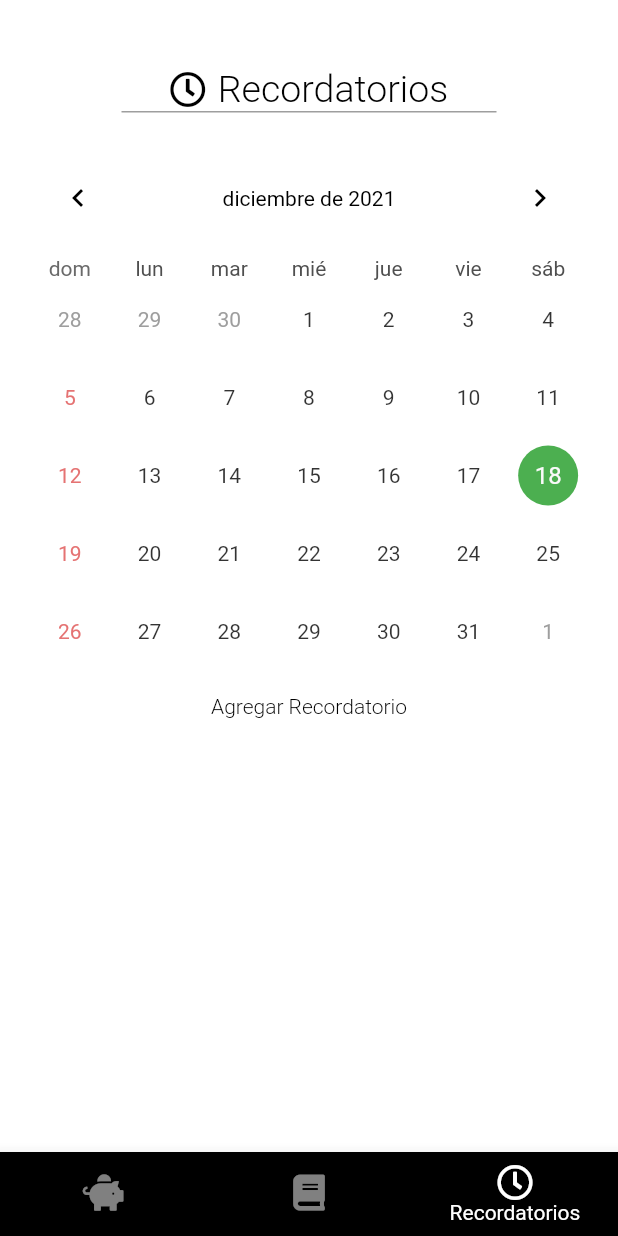
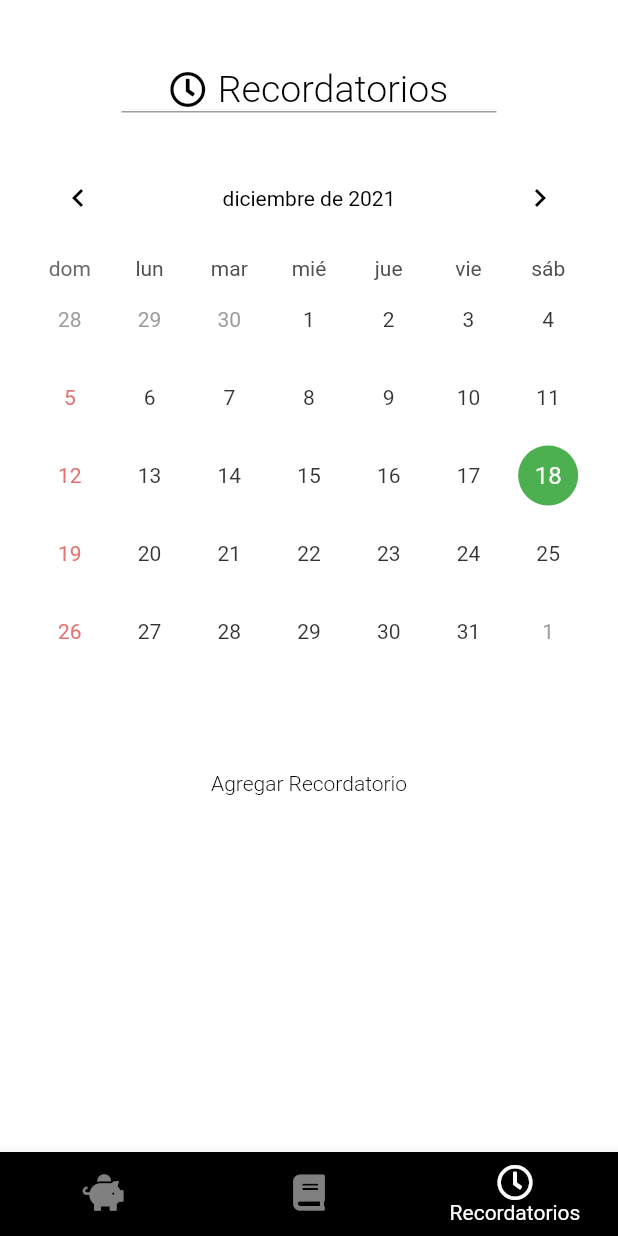
Before and after one commit to Sloot04/expenses_app, a Flutter app: the screen it shows after launch, item 3 of the bottom bar chosen, on a phone screen of 412 x 824 dp. Run offline on Flutter 3.47's test engine with Material 2 defaults, Android fonts, the phone set to English and light mode, and no system bars; drawn by our look-alikes of table_calendar; our stand-ins replace animate_do, font_awesome_flutter, sqflite, sqflite_common_ffi; accounts and stored records are empty.

Commit message:
overflow ok

```diff
--- a/lib/src/pages/calendar_page.dart
+++ b/lib/src/pages/calendar_page.dart
@@ -33,6 +33,7 @@ class _CalendarPageState extends State<CalendarPage> {
       body: Container(
         margin: EdgeInsets.only(left: 20, right: 20, top: 45, bottom: 20),
         child: Column(
+          mainAxisAlignment: MainAxisAlignment.spaceBetween,
           children: [
             TitleCustom(
               title: languajeModel.reminders,
@@ -41,8 +42,8 @@ class _CalendarPageState extends State<CalendarPage> {
             ),
 
             calendarBuilder(),
-            bottomRecordatorioBuilder(context),
-            SizedBox(height: 20, ),
+            Expanded(child: bottomRecordatorioBuilder(context)),
+
 
             //Lista de Recordatorios
             Expanded(
```
